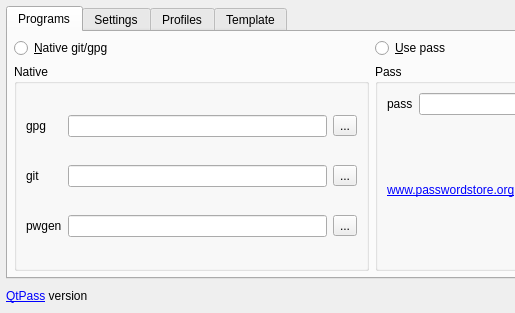
Before: the Qt Designer form configdialog.ui in IJHack/QtPass, drawn with Qt 5; both pictures show x 0 to 515 and y 0 to 313 of the 744 by 313 pixel window.
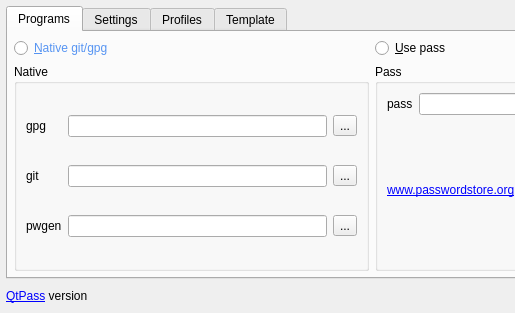
After: the same form once the commit is applied.

Commit message: a little bit more blues...

The edit to the form file:
```diff
--- a/configdialog.ui
+++ b/configdialog.ui
@@ -52,6 +52,181 @@
         <layout class="QHBoxLayout" name="horizontalLayout_5">
          <item>
           <widget class="QRadioButton" name="radioButtonNative">
+           <property name="palette">
+            <palette>
+             <active>
+              <colorrole role="WindowText">
+               <brush brushstyle="SolidPattern">
+                <color alpha="255">
+                 <red>86</red>
+                 <green>148</green>
+                 <blue>242</blue>
+                </color>
+               </brush>
+              </colorrole>
+              <colorrole role="Text">
+               <brush brushstyle="SolidPattern">
+                <color alpha="255">
+                 <red>86</red>
+                 <green>148</green>
+                 <blue>242</blue>
+                </color>
+               </brush>
+              </colorrole>
+              <colorrole role="ButtonText">
+               <brush brushstyle="SolidPattern">
+                <color alpha="255">
+                 <red>86</red>
+                 <green>148</green>
+                 <blue>242</blue>
+                </color>
+               </brush>
+              </colorrole>
+              <colorrole role="Highlight">
+               <brush brushstyle="SolidPattern">
+                <color alpha="255">
+                 <red>86</red>
+                 <green>148</green>
+                 <blue>242</blue>
+                </color>
+               </brush>
+              </colorrole>
+              <colorrole role="NoRole">
+               <brush brushstyle="SolidPattern">
+                <color alpha="255">
+                 <red>86</red>
+                 <green>148</green>
+                 <blue>242</blue>
+                </color>
+               </brush>
+              </colorrole>
+              <colorrole role="ToolTipText">
+               <brush brushstyle="SolidPattern">
+                <color alpha="255">
+                 <red>86</red>
+                 <green>148</green>
+                 <blue>242</blue>
+                </color>
+               </brush>
+              </colorrole>
+             </active>
+             <inactive>
+              <colorrole role="WindowText">
+               <brush brushstyle="SolidPattern">
+                <color alpha="255">
+                 <red>86</red>
+                 <green>148</green>
+                 <blue>242</blue>
+                </color>
+               </brush>
+              </colorrole>
+              <colorrole role="Text">
+               <brush brushstyle="SolidPattern">
+                <color alpha="255">
+                 <red>86</red>
+                 <green>148</green>
+                 <blue>242</blue>
+                </color>
+               </brush>
+              </colorrole>
+              <colorrole role="ButtonText">
+               <brush brushstyle="SolidPattern">
+                <color alpha="255">
+                 <red>86</red>
+                 <green>148</green>
+                 <blue>242</blue>
+                </color>
+               </brush>
+              </colorrole>
+              <colorrole role="Highlight">
+               <brush brushstyle="SolidPattern">
+                <color alpha="255">
+                 <red>86</red>
+                 <green>148</green>
+                 <blue>242</blue>
+                </color>
+               </brush>
+              </colorrole>
+              <colorrole role="NoRole">
+               <brush brushstyle="SolidPattern">
+                <color alpha="255">
+                 <red>86</red>
+                 <green>148</green>
+                 <blue>242</blue>
+                </color>
+               </brush>
+              </colorrole>
+              <colorrole role="ToolTipText">
+               <brush brushstyle="SolidPattern">
+                <color alpha="255">
+                 <red>86</red>
+                 <green>148</green>
+                 <blue>242</blue>
+                </color>
+               </brush>
+              </colorrole>
+             </inactive>
+             <disabled>
+              <colorrole role="WindowText">
+               <brush brushstyle="SolidPattern">
+                <color alpha="255">
+                 <red>128</red>
+                 <green>128</green>
+                 <blue>128</blue>
+                </color>
+               </brush>
+              </colorrole>
+              <colorrole role="Text">
+               <brush brushstyle="SolidPattern">
+                <color alpha="255">
+                 <red>128</red>
+                 <green>128</green>
+                 <blue>128</blue>
+                </color>
+               </brush>
+              </colorrole>
+              <colorrole role="ButtonText">
+               <brush brushstyle="SolidPattern">
+                <color alpha="255">
+                 <red>128</red>
+                 <green>128</green>
+                 <blue>128</blue>
+                </color>
+               </brush>
+              </colorrole>
+              <colorrole role="Highlight">
+               <brush brushstyle="SolidPattern">
+                <color alpha="255">
+                 <red>186</red>
+                 <green>186</green>
+                 <blue>186</blue>
+                </color>
+               </brush>
+              </colorrole>
+              <colorrole role="NoRole">
+               <brush brushstyle="SolidPattern">
+                <color alpha="255">
+                 <red>86</red>
+                 <green>148</green>
+                 <blue>242</blue>
+                </color>
+               </brush>
+              </colorrole>
+              <colorrole role="ToolTipText">
+               <brush brushstyle="SolidPattern">
+                <color alpha="255">
+                 <red>86</red>
+                 <green>148</green>
+                 <blue>242</blue>
+                </color>
+               </brush>
+              </colorrole>
+             </disabled>
+            </palette>
+           </property>
+           <property name="styleSheet">
+            <string notr="true"/>
+           </property>
            <property name="text">
             <string>&amp;Native git/gpg</string>
            </property>
```
The commit also changes 3 other files.
